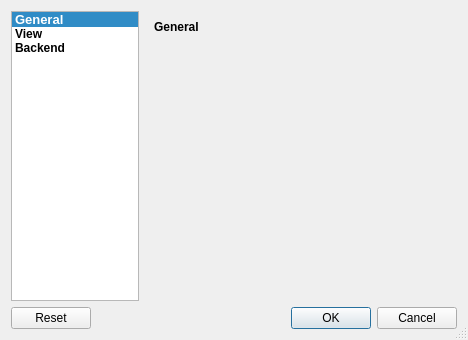
First picture: the form in src/gui/configdialog.ui, repository saschpe/masonry, before the edit.
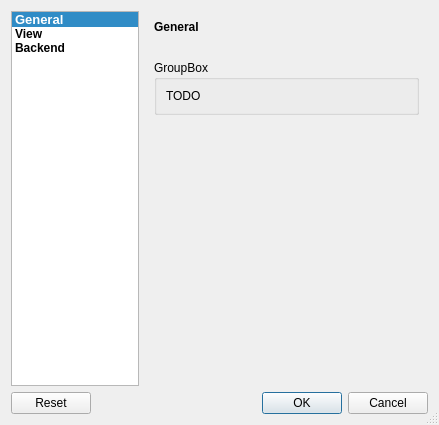
Second picture: the form after the edit.

Commit message: Improved the config dialog

```diff
--- a/src/gui/configdialog.ui
+++ b/src/gui/configdialog.ui
@@ -6,8 +6,8 @@
    <rect>
     <x>0</x>
     <y>0</y>
-    <width>468</width>
-    <height>340</height>
+    <width>439</width>
+    <height>425</height>
    </rect>
   </property>
   <property name="windowTitle">
@@ -85,12 +85,6 @@
       <layout class="QGridLayout" name="gridLayout_2">
        <item row="0" column="0">
         <widget class="QLabel" name="generalLabel">
-         <property name="sizePolicy">
-          <sizepolicy hsizetype="Preferred" vsizetype="Fixed">
-           <horstretch>0</horstretch>
-           <verstretch>0</verstretch>
-          </sizepolicy>
-         </property>
          <property name="font">
           <font>
            <weight>75</weight>
@@ -102,7 +96,7 @@
          </property>
         </widget>
        </item>
-       <item row="1" column="0">
+       <item row="3" column="0">
         <spacer name="verticalSpacer_3">
          <property name="orientation">
           <enum>Qt::Vertical</enum>
@@ -115,6 +109,38 @@
          </property>
         </spacer>
        </item>
+       <item row="2" column="0">
+        <widget class="QGroupBox" name="groupBox_2">
+         <property name="title">
+          <string>GroupBox</string>
+         </property>
+         <layout class="QGridLayout" name="gridLayout_10">
+          <item row="0" column="0">
+           <widget class="QLabel" name="label_2">
+            <property name="text">
+             <string>TODO</string>
+            </property>
+           </widget>
+          </item>
+         </layout>
+        </widget>
+       </item>
+       <item row="1" column="0">
+        <spacer name="verticalSpacer_6">
+         <property name="orientation">
+          <enum>Qt::Vertical</enum>
+         </property>
+         <property name="sizeType">
+          <enum>QSizePolicy::Fixed</enum>
+         </property>
+         <property name="sizeHint" stdset="0">
+          <size>
+           <width>20</width>
+           <height>20</height>
+          </size>
+         </property>
+        </spacer>
+       </item>
       </layout>
      </widget>
      <widget class="QWidget" name="viewPage">
```
Left out of the diff: 72 changed lines with no effect on the pictures. The commit also changes 2 other files.
